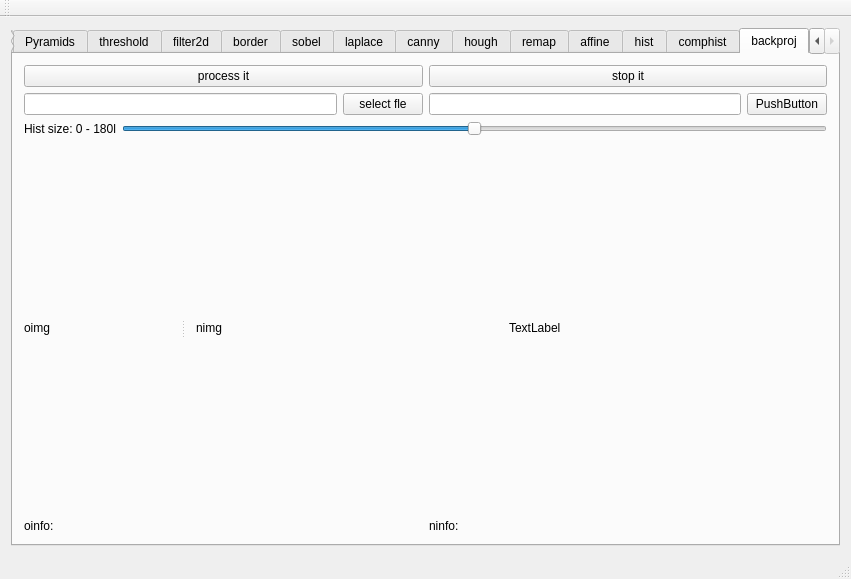
Old version of the form uis/mainwindow.ui in the repository kitech/nullimp.
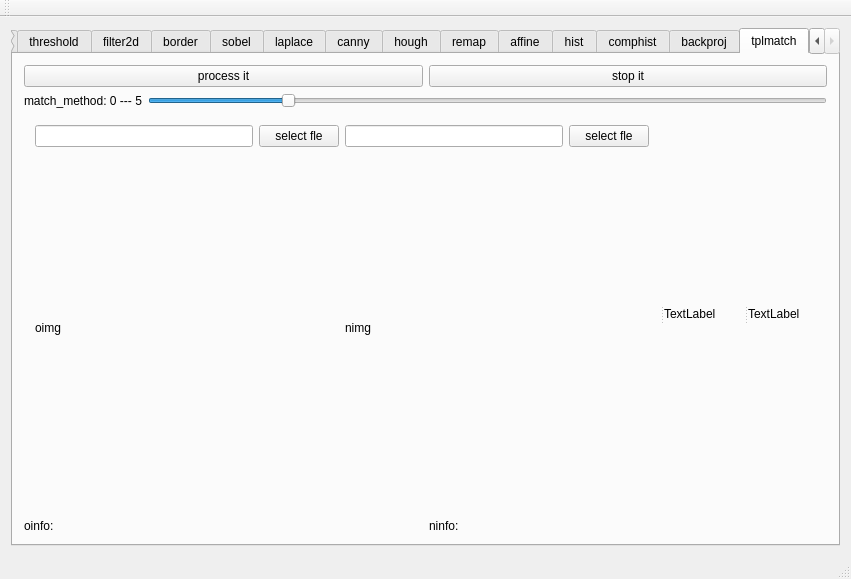
New version of the form.

Commit message: template match

Patch:
```diff
--- a/uis/mainwindow.ui
+++ b/uis/mainwindow.ui
@@ -21,7 +21,7 @@
        <enum>QTabWidget::North</enum>
       </property>
       <property name="currentIndex">
-       <number>16</number>
+       <number>17</number>
       </property>
       <widget class="QWidget" name="tab">
        <attribute name="title">
@@ -2972,6 +2972,192 @@
         </item>
        </layout>
       </widget>
+      <widget class="QWidget" name="tab_18">
+       <attribute name="title">
+        <string>tplmatch</string>
+       </attribute>
+       <layout class="QVBoxLayout" name="verticalLayout_23">
+        <item>
+         <layout class="QVBoxLayout" name="verticalLayout_22">
+          <item>
+           <layout class="QHBoxLayout" name="horizontalLayout_93">
+            <item>
+             <widget class="QPushButton" name="pushButton_91">
+              <property name="text">
+               <string>process it</string>
+              </property>
+             </widget>
+            </item>
+            <item>
+             <widget class="QPushButton" name="pushButton_92">
+              <property name="text">
+               <string>stop it</string>
+              </property>
+             </widget>
+            </item>
+           </layout>
+          </item>
+          <item>
+           <layout class="QHBoxLayout" name="horizontalLayout_95">
+            <item>
+             <widget class="QLabel" name="label_126">
+              <property name="text">
+               <string>match_method: 0 --- 5</string>
+              </property>
+             </widget>
+            </item>
+            <item>
+             <widget class="QSlider" name="horizontalSlider_27">
+              <property name="maximum">
+               <number>5</number>
+              </property>
+              <property name="singleStep">
+               <number>1</number>
+              </property>
+              <property name="pageStep">
+               <number>1</number>
+              </property>
+              <property name="value">
+               <number>1</number>
+              </property>
+              <property name="orientation">
+               <enum>Qt::Horizontal</enum>
+              </property>
+             </widget>
+            </item>
+           </layout>
+          </item>
+          <item>
+           <widget class="QSplitter" name="splitter_8">
+            <property name="sizePolicy">
+             <sizepolicy hsizetype="Expanding" vsizetype="Expanding">
+              <horstretch>0</horstretch>
+              <verstretch>0</verstretch>
+             </sizepolicy>
+            </property>
+            <property name="orientation">
+             <enum>Qt::Horizontal</enum>
+            </property>
+            <widget class="QWidget" name="">
+             <layout class="QGridLayout" name="gridLayout_8">
+              <item row="0" column="0">
+               <layout class="QHBoxLayout" name="horizontalLayout_30">
+                <item>
+                 <widget class="QLineEdit" name="lineEdit_47"/>
+                </item>
+                <item>
+                 <widget class="QPushButton" name="pushButton_95">
+                  <property name="text">
+                   <string>select fle</string>
+                  </property>
+                 </widget>
+                </item>
+               </layout>
+              </item>
+              <item row="0" column="1">
+               <layout class="QHBoxLayout" name="horizontalLayout_31">
+                <item>
+                 <widget class="QLineEdit" name="lineEdit_48"/>
+                </item>
+                <item>
+                 <widget class="QPushButton" name="pushButton_96">
+                  <property name="text">
+                   <string>select fle</string>
+                  </property>
+                 </widget>
+                </item>
+               </layout>
+              </item>
+              <item row="1" column="0">
+               <widget class="QLabel" name="label_127">
+                <property name="sizePolicy">
+                 <sizepolicy hsizetype="Preferred" vsizetype="Expanding">
+                  <horstretch>0</horstretch>
+                  <verstretch>0</verstretch>
+                 </sizepolicy>
+                </property>
+                <property name="text">
+                 <string>oimg</string>
+                </property>
+               </widget>
+              </item>
+              <item row="1" column="1">
+               <layout class="QGridLayout" name="gridLayout_24">
+                <item row="0" column="0">
+                 <widget class="QLabel" name="label_128">
+                  <property name="sizePolicy">
+                   <sizepolicy hsizetype="Preferred" vsizetype="Preferred">
+                    <horstretch>0</horstretch>
+                    <verstretch>0</verstretch>
+                   </sizepolicy>
+                  </property>
+                  <property name="text">
+                   <string>nimg</string>
+                  </property>
+                 </widget>
+                </item>
+               </layout>
+              </item>
+             </layout>
+            </widget>
+            <widget class="QLabel" name="label_37">
+             <property name="text">
+              <string>TextLabel</string>
+             </property>
+            </widget>
+            <widget class="QLabel" name="label_41">
+             <property name="text">
+              <string>TextLabel</string>
+             </property>
+            </widget>
+           </widget>
+          </item>
+          <item>
+           <layout class="QHBoxLayout" name="horizontalLayout_96">
+            <item>
+             <widget class="QLabel" name="label_129">
+              <property name="sizePolicy">
+               <sizepolicy hsizetype="Preferred" vsizetype="Minimum">
+                <horstretch>0</horstretch>
+                <verstretch>0</verstretch>
+               </sizepolicy>
+              </property>
+              <property name="maximumSize">
+               <size>
+                <width>16777215</width>
+                <height>32</height>
+               </size>
+              </property>
+              <property name="text">
+               <string>oinfo:</string>
+              </property>
+             </widget>
+            </item>
+            <item>
+             <widget class="QLabel" name="label_130">
+              <property name="sizePolicy">
+               <sizepolicy hsizetype="Preferred" vsizetype="Minimum">
+                <horstretch>0</horstretch>
+                <verstretch>0</verstretch>
+               </sizepolicy>
+              </property>
+              <property name="maximumSize">
+               <size>
+                <width>16777215</width>
+                <height>32</height>
+               </size>
+              </property>
+              <property name="text">
+               <string>ninfo:</string>
+              </property>
+             </widget>
+            </item>
+           </layout>
+          </item>
+         </layout>
+        </item>
+       </layout>
+      </widget>
      </widget>
     </item>
    </layout>
```
The commit also changes 3 other files.
